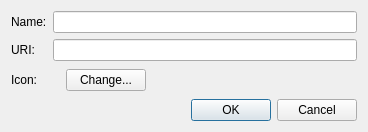
Qt form ui/shortcut_settings.ui (nextgis/qgis_shortcut_manager) before a commit.
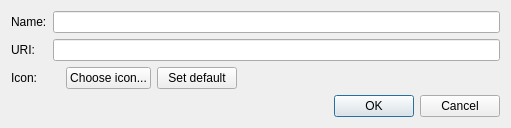
The same form after that commit. Icons and pictures are not drawn.

Commit message: Fix  Cyrillic in the path to the executable file #4 Add ability to set the default icons in shortcut settings dialog Edit plugin metadata

```diff
--- a/ui/shortcut_settings.ui
+++ b/ui/shortcut_settings.ui
@@ -9,8 +9,8 @@
    <rect>
     <x>0</x>
     <y>0</y>
-    <width>368</width>
-    <height>132</height>
+    <width>511</width>
+    <height>127</height>
    </rect>
   </property>
   <property name="sizePolicy">
@@ -38,78 +38,9 @@
      <property name="sizeConstraint">
       <enum>QLayout::SetMinAndMaxSize</enum>
      </property>
-     <item row="3" column="1">
-      <layout class="QHBoxLayout" name="horizontalLayout" stretch="0,0,0">
-       <property name="sizeConstraint">
-        <enum>QLayout::SetFixedSize</enum>
-       </property>
-       <property name="leftMargin">
-        <number>0</number>
-       </property>
-       <item>
-        <widget class="QLabel" name="_shortcutIcon_l">
-         <property name="sizePolicy">
-          <sizepolicy hsizetype="Fixed" vsizetype="Fixed">
-           <horstretch>0</horstretch>
-           <verstretch>0</verstretch>
-          </sizepolicy>
-         </property>
-         <property name="text">
-          <string/>
-         </property>
-         <property name="pixmap">
-          <pixmap resource="../resources.qrc">:/ShortcutManager/icons/icon.png</pixmap>
-         </property>
-        </widget>
-       </item>
-       <item>
-        <widget class="QPushButton" name="_changeIconBtn">
-         <property name="sizePolicy">
-          <sizepolicy hsizetype="Fixed" vsizetype="Fixed">
-           <horstretch>0</horstretch>
-           <verstretch>0</verstretch>
-          </sizepolicy>
-         </property>
-         <property name="text">
-          <string>Change...</string>
-         </property>
-        </widget>
-       </item>
-       <item>
-        <widget class="QLabel" name="label_4">
-         <property name="text">
-          <string/>
-         </property>
-        </widget>
-       </item>
-      </layout>
-     </item>
-     <item row="2" column="0">
-      <widget class="QLabel" name="label_2">
-       <property name="sizePolicy">
-        <sizepolicy hsizetype="Fixed" vsizetype="Preferred">
-         <horstretch>0</horstretch>
-         <verstretch>0</verstretch>
-        </sizepolicy>
-       </property>
-       <property name="text">
-        <string>URI:</string>
-       </property>
-      </widget>
-     </item>
-     <item row="3" column="0">
-      <widget class="QLabel" name="label_3">
-       <property name="sizePolicy">
-        <sizepolicy hsizetype="Fixed" vsizetype="Preferred">
-         <horstretch>0</horstretch>
-         <verstretch>0</verstretch>
-        </sizepolicy>
-       </property>
-       <property name="text">
-        <string>Icon:</string>
-       </property>
-      </widget>
-     </item>
+     <property name="bottomMargin">
+      <number>0</number>
+     </property>
      <item row="0" column="1">
       <widget class="QLineEdit" name="_shortcutName_le">
        <property name="sizePolicy">
@@ -123,6 +54,19 @@
        </property>
       </widget>
      </item>
+     <item row="2" column="0">
+      <widget class="QLabel" name="label_2">
+       <property name="sizePolicy">
+        <sizepolicy hsizetype="Fixed" vsizetype="Preferred">
+         <horstretch>0</horstretch>
+         <verstretch>0</verstretch>
+        </sizepolicy>
+       </property>
+       <property name="text">
+        <string>URI:</string>
+       </property>
+      </widget>
+     </item>
      <item row="0" column="0">
       <widget class="QLabel" name="label">
        <property name="sizePolicy">
@@ -146,6 +90,90 @@
        </property>
       </widget>
      </item>
+     <item row="3" column="0">
+      <widget class="QLabel" name="label_3">
+       <property name="sizePolicy">
+        <sizepolicy hsizetype="Fixed" vsizetype="Preferred">
+         <horstretch>0</horstretch>
+         <verstretch>0</verstretch>
+        </sizepolicy>
+       </property>
+       <property name="text">
+        <string>Icon:</string>
+       </property>
+      </widget>
+     </item>
+     <item row="3" column="1">
+      <layout class="QHBoxLayout" name="horizontalLayout_5">
+       <property name="leftMargin">
+        <number>0</number>
+       </property>
+       <item>
+        <widget class="QLabel" name="_shortcutIcon_l">
+         <property name="sizePolicy">
+          <sizepolicy hsizetype="Fixed" vsizetype="Fixed">
+           <horstretch>0</horstretch>
+           <verstretch>0</verstretch>
+          </sizepolicy>
+         </property>
+         <property name="lineWidth">
+          <number>0</number>
+         </property>
+         <property name="text">
+          <string notr="true"/>
+         </property>
+         <property name="pixmap">
+          <pixmap resource="../resources.qrc">:/ShortcutManager/icons/icon.png</pixmap>
+         </property>
+         <property name="scaledContents">
+          <bool>false</bool>
+         </property>
+         <property name="alignment">
+          <set>Qt::AlignLeading|Qt::AlignLeft|Qt::AlignVCenter</set>
+         </property>
+         <property name="indent">
+          <number>0</number>
+         </property>
+         <property name="textInteractionFlags">
+          <set>Qt::NoTextInteraction</set>
+         </property>
+        </widget>
+       </item>
+       <item>
+        <widget class="QPushButton" name="_changeIconBtn">
+         <property name="sizePolicy">
+          <sizepolicy hsizetype="Fixed" vsizetype="Fixed">
+           <horstretch>0</horstretch>
+           <verstretch>0</verstretch>
+          </sizepolicy>
+         </property>
+         <property name="text">
+          <string>Choose icon...</string>
+         </property>
+        </widget>
+       </item>
+       <item>
+        <widget class="QPushButton" name="pbSetDefaultIcon">
+         <property name="text">
+          <string>Set default</string>
+         </property>
+        </widget>
+       </item>
+       <item>
+        <spacer name="horizontalSpacer">
+         <property name="orientation">
+          <enum>Qt::Horizontal</enum>
+         </property>
+         <property name="sizeHint" stdset="0">
+          <size>
+           <width>40</width>
+           <height>20</height>
+          </size>
+         </property>
+        </spacer>
+       </item>
+      </layout>
+     </item>
     </layout>
    </item>
    <item>
```
The commit also changes 9 other files.
